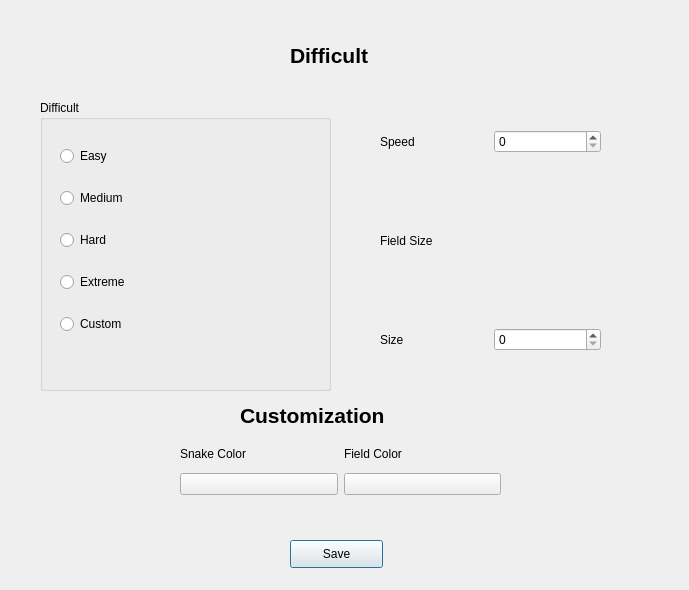
Before: the Qt Designer form settings.ui in StasDzundza/snake-game, drawn with Qt 5.
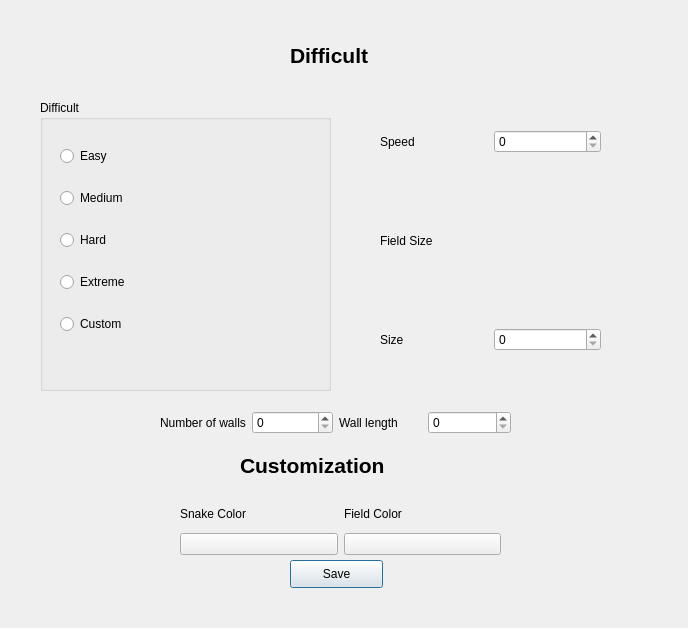
After: the same form once the commit is applied.

Patch:
```diff
--- a/settings.ui
+++ b/settings.ui
@@ -6,8 +6,8 @@
    <rect>
     <x>0</x>
     <y>0</y>
-    <width>689</width>
-    <height>590</height>
+    <width>688</width>
+    <height>628</height>
    </rect>
   </property>
   <property name="windowTitle">
@@ -97,7 +97,7 @@
    <property name="geometry">
     <rect>
      <x>290</x>
-     <y>540</y>
+     <y>560</y>
      <width>93</width>
      <height>28</height>
     </rect>
@@ -110,7 +110,7 @@
    <property name="geometry">
     <rect>
      <x>240</x>
-     <y>400</y>
+     <y>450</y>
      <width>211</width>
      <height>31</height>
     </rect>
@@ -126,7 +126,7 @@
     <string>Customization</string>
    </property>
   </widget>
-  <widget class="QWidget" name="">
+  <widget class="QWidget" name="layoutWidget">
    <property name="geometry">
     <rect>
      <x>380</x>
@@ -173,7 +173,7 @@
     </item>
    </layout>
   </widget>
-  <widget class="QWidget" name="">
+  <widget class="QWidget" name="layoutWidget">
    <property name="geometry">
     <rect>
      <x>0</x>
@@ -184,7 +184,7 @@
    </property>
    <layout class="QHBoxLayout" name="horizontalLayout_4"/>
   </widget>
-  <widget class="QWidget" name="">
+  <widget class="QWidget" name="layoutWidget">
    <property name="geometry">
     <rect>
      <x>0</x>
@@ -195,11 +195,11 @@
    </property>
    <layout class="QHBoxLayout" name="horizontalLayout_5"/>
   </widget>
-  <widget class="QWidget" name="">
+  <widget class="QWidget" name="layoutWidget">
    <property name="geometry">
     <rect>
      <x>180</x>
-     <y>440</y>
+     <y>500</y>
      <width>321</width>
      <height>55</height>
     </rect>
@@ -243,6 +243,46 @@
     </item>
    </layout>
   </widget>
+  <widget class="QWidget" name="">
+   <property name="geometry">
+    <rect>
+     <x>160</x>
+     <y>410</y>
+     <width>351</width>
+     <height>26</height>
+    </rect>
+   </property>
+   <layout class="QHBoxLayout" name="horizontalLayout_8">
+    <item>
+     <layout class="QHBoxLayout" name="horizontalLayout_3">
+      <item>
+       <widget class="QLabel" name="label_4">
+        <property name="text">
+         <string>Number of walls</string>
+        </property>
+       </widget>
+      </item>
+      <item>
+       <widget class="QSpinBox" name="numOfWalls"/>
+      </item>
+     </layout>
+    </item>
+    <item>
+     <layout class="QHBoxLayout" name="horizontalLayout_7">
+      <item>
+       <widget class="QLabel" name="label_8">
+        <property name="text">
+         <string>Wall length</string>
+        </property>
+       </widget>
+      </item>
+      <item>
+       <widget class="QSpinBox" name="wallLength"/>
+      </item>
+     </layout>
+    </item>
+   </layout>
+  </widget>
  </widget>
  <resources/>
  <connections/>
```
Left out of the diff: 2 changed lines with no effect on the pictures.
